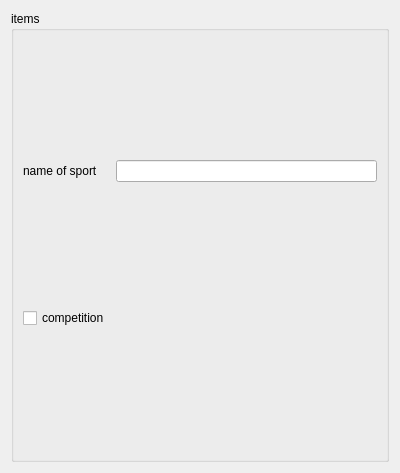
Before: the Qt Designer form global_resources/forms/subforms/certificates/sports_medical_certificate/ui/xx/sportsmedicalcertificate.ui in FreeHealth/freehealth, drawn with Qt 5.
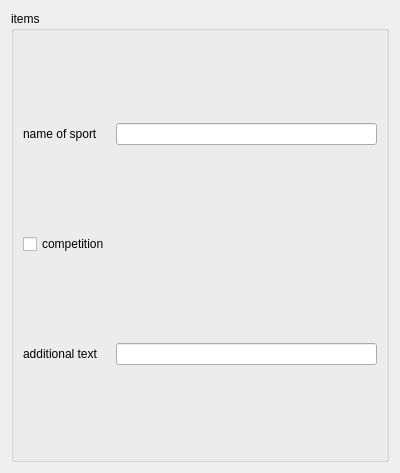
After: the same form once the commit is applied.

Commit message: add additional text item to sports certificate form

What changed in the file:
```diff
--- a/global_resources/forms/subforms/certificates/sports_medical_certificate/ui/xx/sportsmedicalcertificate.ui
+++ b/global_resources/forms/subforms/certificates/sports_medical_certificate/ui/xx/sportsmedicalcertificate.ui
@@ -37,6 +37,16 @@
         </property>
        </widget>
       </item>
+      <item row="2" column="0">
+       <widget class="QLabel" name="additionalTextLabel">
+        <property name="text">
+         <string>additional text</string>
+        </property>
+       </widget>
+      </item>
+      <item row="2" column="1">
+       <widget class="QLineEdit" name="additionalTextLineEdit"/>
+      </item>
      </layout>
     </widget>
    </item>
```
The commit also changes 2 other files.
